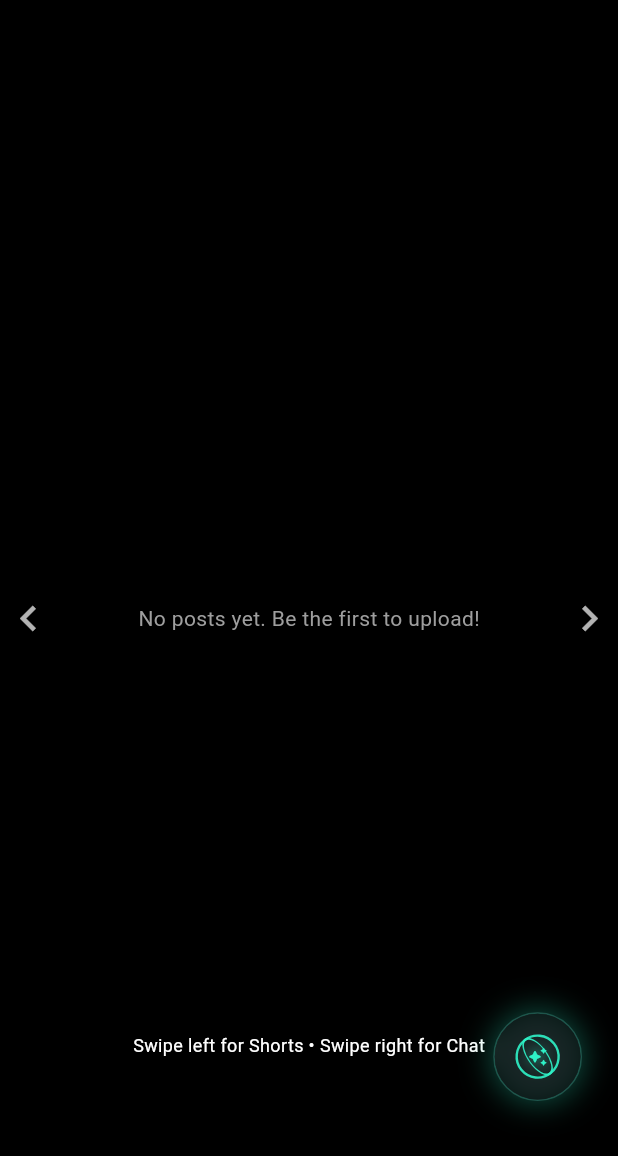
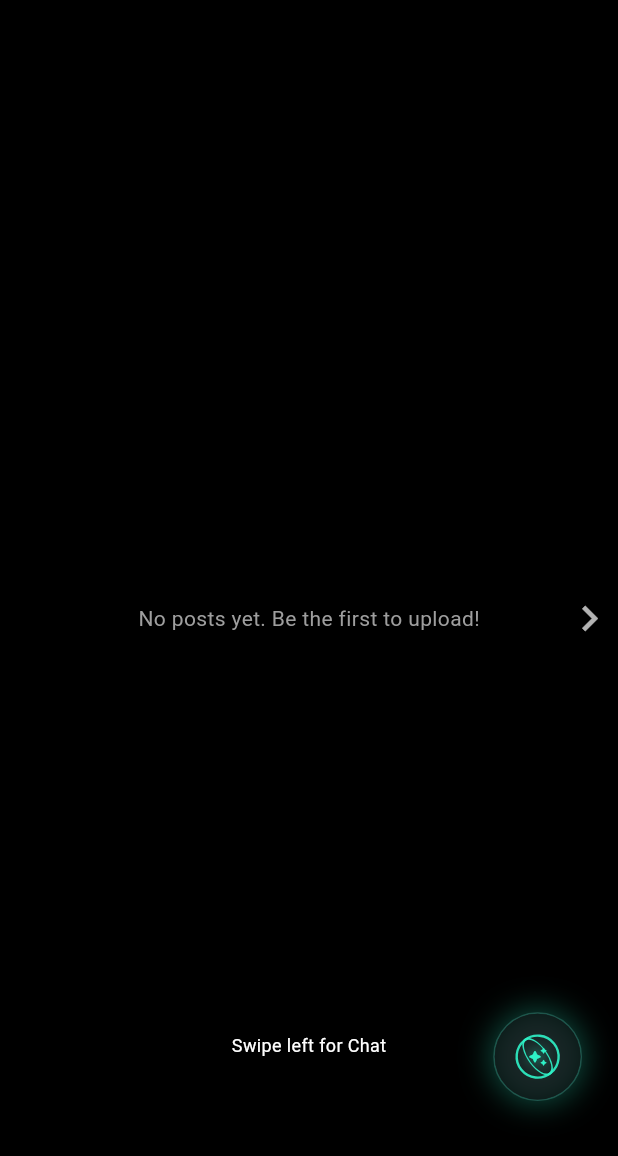
Before and after one commit to starlayaungmim32680-spec/aung, a Flutter app: the screen it shows once a user with an empty profile is signed in, on a phone screen of 412 x 824 dp. Shown: the top 1156 px of the screen. Run offline on Flutter 3.47's test engine with Material 3 defaults, Android fonts, the phone set to English and light mode, and no system bars; our stand-ins replace audioplayers, cached_network_image, camera, cloud_firestore, device_info_plus, firebase_auth and 8 more; missing offline and left inert: android_intent_plus, flutter_callkit_incoming, flutter_sound, flutter_webrtc, gal, google_mlkit_commons and 6 more; accounts and stored records are empty.

Commit message:
Remove Shorts/Reels tab, videos live in Home only

```diff
--- a/lib/screens/main_navigation_screen.dart
+++ b/lib/screens/main_navigation_screen.dart
@@ -31,14 +31,15 @@ class _MainNavigationScreenState extends State<MainNavigationScreen>
   bool _isMenuOpen = false;
 
   double _buttonRight = 24;
-  // Home/Shorts/Chat are swipeable as one horizontal group, Home in the
-  // middle (Shorts <- Home -> Chat) - Upload/Profile stay tap-only via the
-  // orbit menu, not part of this swipe group.
+  // Home/Chat are swipeable as a horizontal group (Home first, swipe left
+  // for Chat) - Upload/Profile stay tap-only via the orbit menu, not part
+  // of this swipe group. The standalone Shorts/Reels tab was removed -
+  // videos only live on Home now.
   late final PageController _swipePageController;
-  static const List<int> _localToCurrentIndex = [1, 0, 2]; // Shorts, Home, Chat
-  // One-time onboarding hint teaching people they can swipe between
-  // Home/Shorts/Chat, since that gesture isn't discoverable on its own -
-  // shown once ever per account, then never again.
+  static const List<int> _localToCurrentIndex = [0, 1]; // Home, Chat
+  // One-time onboarding hint teaching people they can swipe from Home to
+  // Chat, since that gesture isn't discoverable on its own - shown once
+  // ever per account, then never again.
   bool _showSwipeHint = false;
   double _buttonBottom = 90;
   double _dragDistance = 0;
@@ -59,7 +60,6 @@ class _MainNavigationScreenState extends State<MainNavigationScreen>
 
   final List<Widget> _screens = const [
     HomeScreen(),
-    ShortsScreen(),
     ChatScreen(),
     UploadScreen(),
     ProfileScreen(),
@@ -70,11 +70,6 @@ class _MainNavigationScreenState extends State<MainNavigationScreen>
       'icon': Icons.home_rounded,
       'label': 'Home',
       'colors': [Color(0xFFFF4B6E), Color(0xFFD32F4F)],
-    },
-    {
-      'icon': Icons.theaters_rounded,
-      'label': 'Reels',
-      'colors': [Color(0xFFFF7A3D), Color(0xFFE64A19)],
     },
     {
       'icon': Icons.chat_bubble_rounded,
@@ -106,7 +101,7 @@ class _MainNavigationScreenState extends State<MainNavigationScreen>
       vsync: this,
       duration: const Duration(seconds: 3),
     )..repeat();
-    _swipePageController = PageController(initialPage: 1); // start on Home
+    _swipePageController = PageController(initialPage: 0); // start on Home
     _maybeShowSwipeHintOnce();
     _listenForNewMessages();
     _listenForIncomingCalls();
@@ -126,7 +121,7 @@ class _MainNavigationScreenState extends State<MainNavigationScreen>
     if (!mounted) return;
     setState(() => _currentIndex = 0);
     if (_swipePageController.hasClients) {
-      _swipePageController.jumpToPage(1); // Home's page in the swipe group
+      _swipePageController.jumpToPage(0); // Home's page in the swipe group
     }
     // The feed orders newest first, so the just-uploaded video is the
     // very first item - scroll straight to it.
@@ -374,25 +369,14 @@ class _MainNavigationScreenState extends State<MainNavigationScreen>
     setState(() {
       _currentIndex = index;
     });
-    // Keep the swipeable Home/Shorts/Chat group in sync when one of them
-    // is picked from the orbit menu instead of swiped to directly.
-    if (index <= 2 && _swipePageController.hasClients) {
+    // Keep the swipeable Home/Chat group in sync when one of them is
+    // picked from the orbit menu instead of swiped to directly.
+    if (index <= 1 && _swipePageController.hasClients) {
       _swipePageController.animateToPage(
-        _currentToLocalIndex(index),
+        index, // Home=0, Chat=1 - same order in both the menu and the swipe group
         duration: const Duration(milliseconds: 280),
         curve: Curves.easeOutCubic,
       );
-    }
-  }
-
-  int _currentToLocalIndex(int currentIndex) {
-    switch (currentIndex) {
-      case 1: // Shorts
-        return 0;
-      case 2: // Chat
-        return 2;
-      default: // Home
-        return 1;
     }
   }
 
@@ -702,11 +686,11 @@ class _MainNavigationScreenState extends State<MainNavigationScreen>
   // - On Home, already at the first video: let the app actually exit.
   Future<void> _handleBackPress() async {
     if (_currentIndex != 0) {
-      if (_currentIndex <= 2) {
-        // Home lives inside the Shorts/Home/Chat swipe group as local
-        // page 1 - animate back to it rather than a hard jump.
+      if (_currentIndex <= 1) {
+        // Home lives inside the Home/Chat swipe group as local page 0 -
+        // animate back to it rather than a hard jump.
         _swipePageController.animateToPage(
-          1,
+          0,
           duration: const Duration(milliseconds: 260),
           curve: Curves.easeOut,
         );
@@ -743,19 +727,17 @@ class _MainNavigationScreenState extends State<MainNavigationScreen>
         backgroundColor: Colors.black,
         body: Stack(
           children: [
-            // Home/Shorts/Chat swipe as one continuous horizontal group,
-            // Home in the middle - swipe left from Home for Shorts, right
-            // from Home for Chat, and back again either direction. Upload
-            // and Profile stay outside this group (tap-only from the orbit
-            // menu below), shown directly instead of via the PageView.
+            // Home/Chat swipe as one continuous horizontal group, Home first
+            // - swipe left from Home for Chat, and back again the other way.
+            // Upload and Profile stay outside this group (tap-only from the
+            // orbit menu below), shown directly instead of via the PageView.
+            // The standalone Shorts/Reels tab was removed - videos only live
+            // on Home now.
             //
-            // NOTE: unlike the old "only the active tab is built" setup,
-            // a real swipeable PageView needs its neighbor page already
-            // built underneath your finger as you drag - so Shorts and Home
-            // (both autoplaying video) can be alive at the same time while
-            // swiping between them. Worth checking for overlapping audio
-            // when swiping quickly between the two.
-            _currentIndex <= 2
+            // NOTE: unlike the old "only the active tab is built" setup, a
+            // real swipeable PageView needs its neighbor page already built
+            // underneath your finger as you drag.
+            _currentIndex <= 1
                 ? PageView(
                     controller: _swipePageController,
                     onPageChanged: (localIndex) {
@@ -764,15 +746,14 @@ class _MainNavigationScreenState extends State<MainNavigationScreen>
                       });
                     },
                     children: const [
-                      ShortsScreen(),
                       HomeScreen(),
                       ChatScreen(),
                     ],
                   )
                 : _screens[_currentIndex],
-            // One-time hint teaching people the Home/Shorts/Chat swipe
-            // exists - two pulsing arrows at the screen edges plus a short
-            // caption, auto-dismissing on their own after a few seconds.
+            // One-time hint teaching people the Home -> Chat swipe exists -
+            // a pulsing arrow at the screen edge plus a short caption,
+            // auto-dismissing on its own after a few seconds.
             if (_showSwipeHint)
               IgnorePointer(
                 child: AnimatedOpacity(
@@ -780,25 +761,8 @@ class _MainNavigationScreenState extends State<MainNavigationScreen>
                   duration: const Duration(milliseconds: 400),
                   child: Stack(
                     children: [
-                      Positioned(
-                        left: 8,
-                        top: 0,
-                        bottom: 0,
-                        child: Center(
-                          child: TweenAnimationBuilder<double>(
-                            tween: Tween(begin: 0, end: 1),
-                            duration: const Duration(milliseconds: 900),
-                            curve: Curves.easeInOut,
-                            builder: (context, t, child) => Transform.translate(
-                              offset:
-                                  Offset(-6 + 6 * (1 - (2 * t - 1).abs()), 0),
-                              child: child,
-                            ),
-                            child: const Icon(Icons.chevron_left,
-                                color: Colors.white70, size: 34),
-                          ),
-                        ),
-                      ),
+                      // Only a right-edge hint now - Home is the first page
+                      // in the swipe group (no page to its left anymore).
                       Positioned(
                         right: 8,
                         top: 0,
@@ -828,7 +792,7 @@ class _MainNavigationScreenState extends State<MainNavigationScreen>
                             borderRadius: BorderRadius.circular(20),
                           ),
                           child: const Text(
-                            'Swipe left for Shorts \u2022 Swipe right for Chat',
+                            'Swipe left for Chat',
                             style: TextStyle(color: Colors.white, fontSize: 12),
                           ),
                         ),
@@ -837,7 +801,7 @@ class _MainNavigationScreenState extends State<MainNavigationScreen>
                   ),
                 ),
               ),
-            // Small menu pills (Home/Reels/Chat/Upload/Profile/Live) - always
+            // Small menu pills (Home/Chat/Upload/Profile/Live) - always
             // fixed at the very bottom, regardless of where the big button is.
             if (_isMenuOpen)
               Positioned(
```
